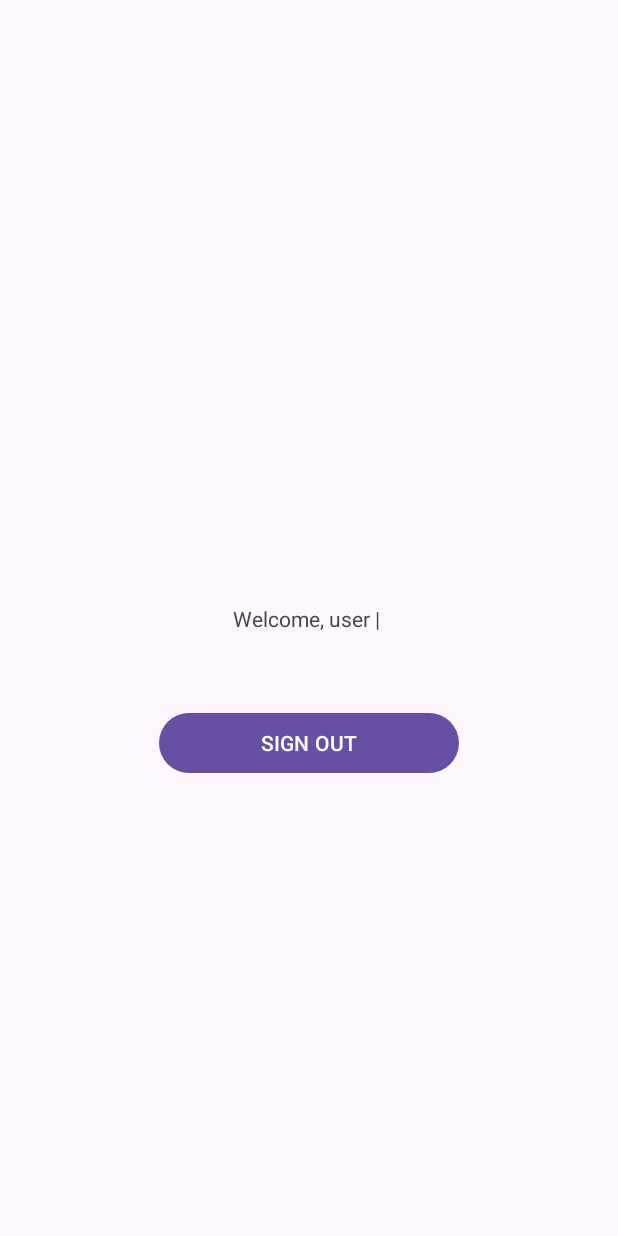
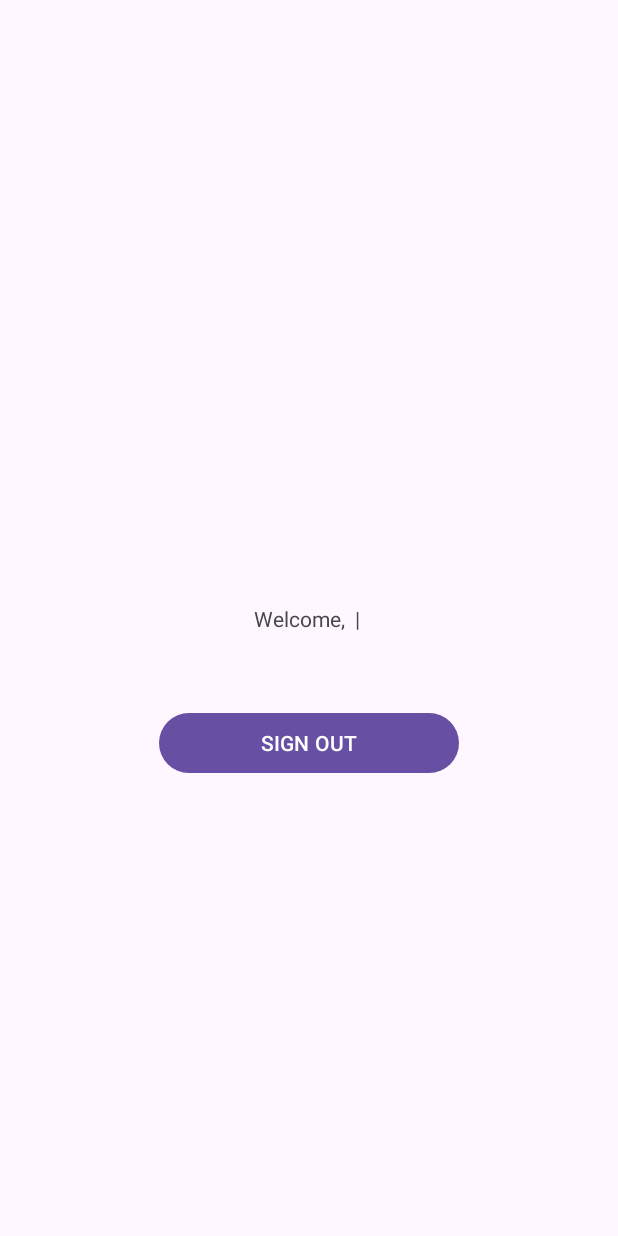
Before and after one commit to p0tatoes/ITE2exam, an Android app: the screen it shows after launch once a user with an empty profile is signed in (MainActivity), on a phone screen of 412 x 824 dp. Run offline under Robolectric (Android 15) with nearby library versions, the phone set to English and light mode, and no system bars; our stand-ins replace Firebase (no records; nobody signed in at launch, a user with empty details on screens opened directly).

Commit message:
fix: now displays the user's registered display name

```diff
--- a/app/src/main/java/com/example/ite2exam/MainActivity.kt
+++ b/app/src/main/java/com/example/ite2exam/MainActivity.kt
@@ -1,7 +1,6 @@
 package com.example.ite2exam
 
 import android.os.Bundle
-import android.util.Log
 import android.widget.Button
 import android.widget.TextView
 import androidx.appcompat.app.AppCompatActivity
@@ -32,8 +31,14 @@ class MainActivity : AppCompatActivity() {
         _welcomeTextView = findViewById(R.id.welcomeTextView)
         _signoutButton = findViewById(R.id.signoutButton)
 
+
         val email = currentUser.email.toString()
-        val name = getDisplayName(email)
+        val name = currentUser.displayName
+
+        // TODO: check viability
+        // val name = getDisplayName(email)
+
+
         _welcomeTextView.text = "Welcome, ${name} | ${email}"
 
         _signoutButton.setOnClickListener {
@@ -42,22 +47,22 @@ class MainActivity : AppCompatActivity() {
         }
     }
 
-    //TODO: get app to actually display the user's display name
-    private fun getDisplayName(email: String): String {
-        val users = db.collection("users")
-        var displayName = "user"
-        users.whereEqualTo("email", email).get().addOnSuccessListener { results ->
-            for (user in results) {
-                Log.d("SandwichStore", "getDisplayName: id ${user.id}")
-                Log.d("SandwichStore", "getDisplayName: name 1 ${user.data["display_name"]}")
-                displayName = user.get("${user.id}.display_name").toString()
-            }
-        }.addOnFailureListener { e ->
-            Log.w("SandwichStore", "getDisplayName: unable to retrieve display name", e)
-        }
-
-        Log.d("SandwichStore", "getDisplayName: name 2 ${displayName}")
-        return displayName
-    }
+    //TODO: check viability
+//    private fun getDisplayName(email: String): String {
+//        val users = db.collection("users")
+//        var displayName = "user"
+//        users.whereEqualTo("email", email).get().addOnSuccessListener { results ->
+//            for (user in results) {
+//                Log.d("SandwichStore", "getDisplayName: id ${user.id}")
+//                Log.d("SandwichStore", "getDisplayName: name 1 ${user.data["display_name"]}")
+//                displayName = user.get("${user.id}.display_name").toString()
+//            }
+//        }.addOnFailureListener { e ->
+//            Log.w("SandwichStore", "getDisplayName: unable to retrieve display name", e)
+//        }
+//
+//        Log.d("SandwichStore", "getDisplayName: name 2 ${displayName}")
+//        return displayName
+//    }
 
 }
```
Also changed, not shown: app/src/main/java/com/example/ite2exam/RegisterActivity.kt (+6 -2 lines).
